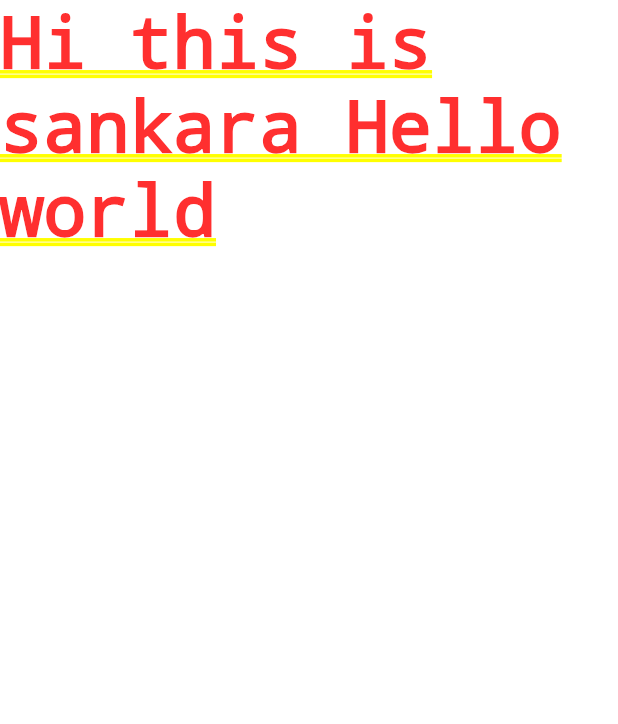
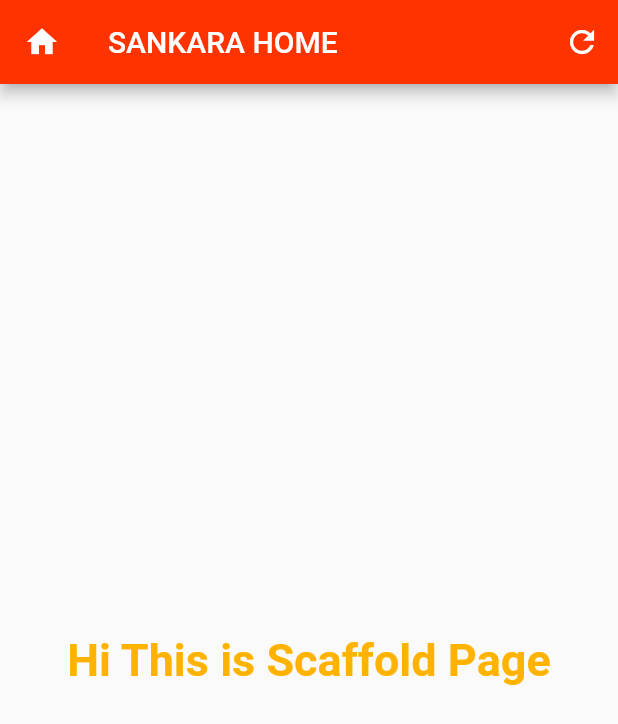
Before and after one commit to sn491025/Flutter, a Flutter app: the screen it shows after launch, on a phone screen of 412 x 824 dp. Shown: the top 724 px of the screen. Run offline on Flutter 3.47's test engine with Material 2 defaults, Android fonts, the phone set to English and light mode, and no system bars.

Commit message:
Here home page

```diff
--- a/lib/main.dart
+++ b/lib/main.dart
@@ -2,14 +2,52 @@ import 'package:flutter/material.dart';
 
 void main() => runApp(const MyApp());
 
-class MyApp extends StatelessWidget {
+class MyApp extends StatefulWidget {
   const MyApp({super.key});
+  @override
+  // ignore: library_private_types_in_public_api
+  _MyAppState createState() => _MyAppState();
+}
+
+// This is English text For change Text
+String englishText = 'Hi This is Scaffold Page';
+
+// This is Tamil Text For change
+String tamilText = 'ஹாய் இது சாரக்கட்டு பக்கம்';
+
+class _MyAppState extends State<MyApp> {
+  String displayText = englishText;
 
   @override
   Widget build(BuildContext context) {
-    return const MaterialApp(
-        home: SafeArea(
-      child: Text('Hi this is sankara Hello world'),
-    ));
+    return MaterialApp(
+      home: Scaffold(
+          appBar: AppBar(
+            title: const Text('SANKARA HOME'),
+            leading: const Icon(Icons.home),
+            backgroundColor: const Color.fromARGB(255, 255, 51, 0),
+            actions: <Widget>[
+              IconButton(
+                  onPressed: () {
+                    setState(() {
+                      displayText =
+                          displayText == englishText ? tamilText : englishText;
+                    });
+                  },
+                  icon: const Icon(Icons.refresh))
+            ],
+          ),
+          body: Center(
+            child: Text(
+              displayText,
+              style: const TextStyle(
+                fontSize: 30,
+                color: Color.fromARGB(255, 255, 179, 0),
+                fontWeight: FontWeight.bold,
+              ),
+            ),
+          )),
+      debugShowCheckedModeBanner: false,
+    );
   }
 }
```
